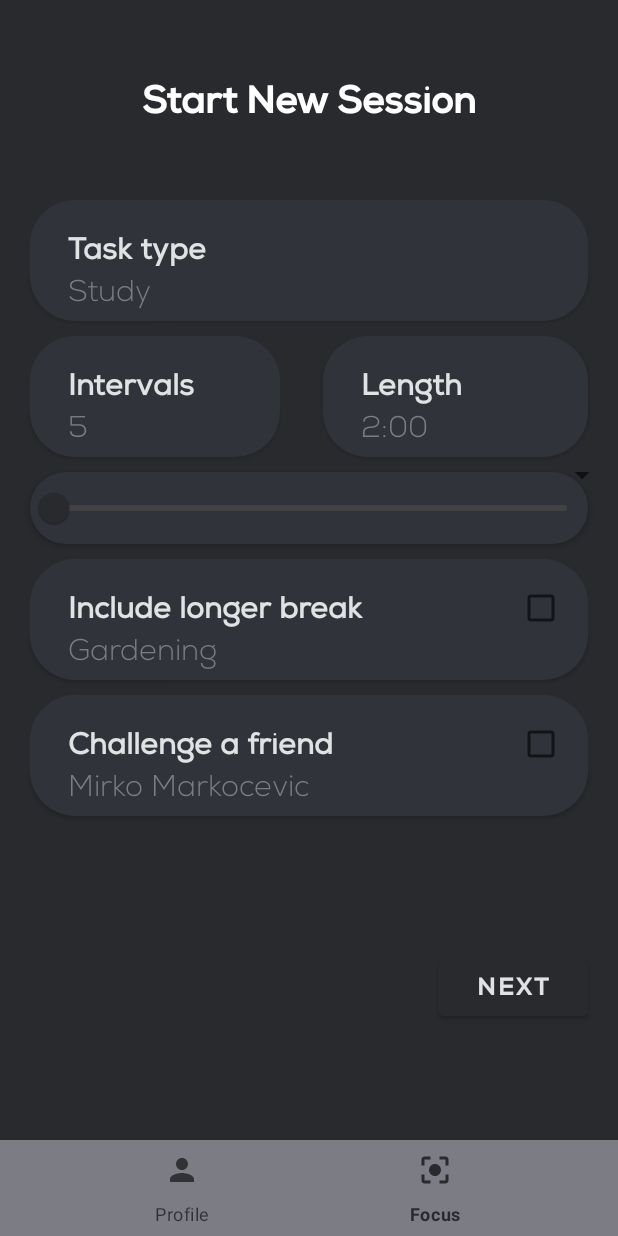
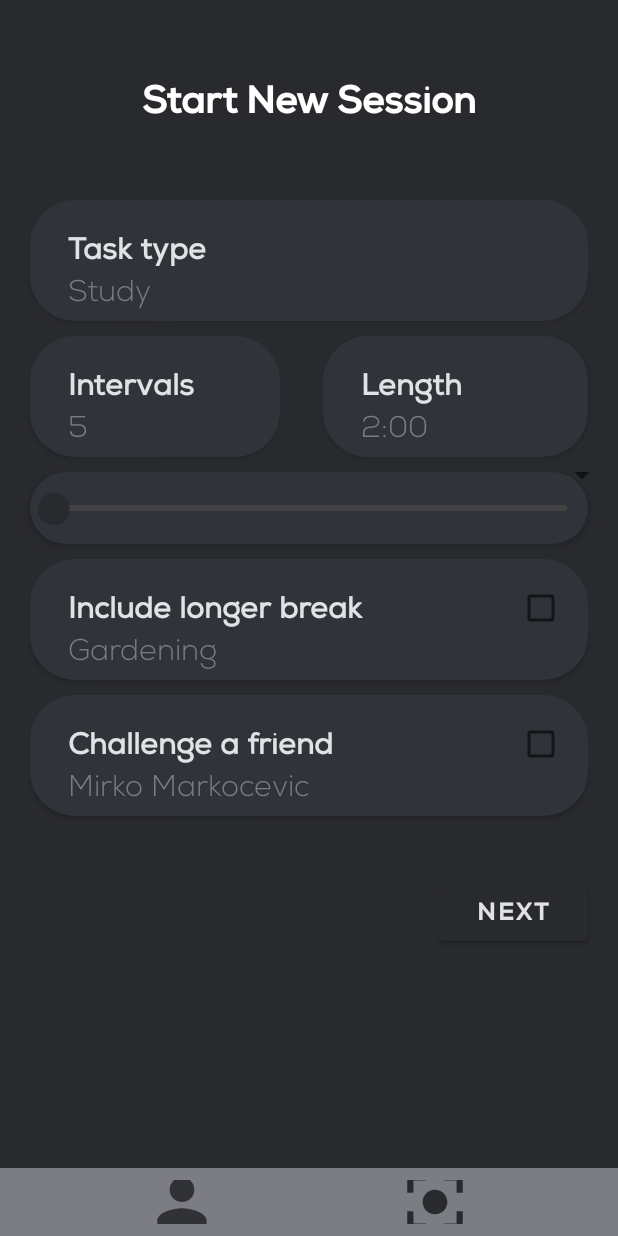
Before and after one commit to saraaleks8/StudyBuddy, an Android app: the screen it shows after launch (FocusActivity), item 2 of the bottom bar chosen, on a phone screen of 412 x 824 dp. Run offline under Robolectric (Android 15) with nearby library versions, the phone set to English and light mode, and no system bars; plain views replace BottomSheetSpinner.

Commit message:
removing label in bottomnav

```diff
--- a/app/src/main/java/si/uni_lj/fe/tnuv/studybuddy/FocusActivity.java
+++ b/app/src/main/java/si/uni_lj/fe/tnuv/studybuddy/FocusActivity.java
@@ -7,6 +7,7 @@ import android.os.Bundle;
 import android.widget.FrameLayout;
 
 import com.google.android.material.bottomnavigation.BottomNavigationView;
+import com.google.android.material.navigation.NavigationBarView;
 
 public class FocusActivity extends AppCompatActivity {
 
@@ -20,6 +21,8 @@ public class FocusActivity extends AppCompatActivity {
         setContentView(R.layout.activity_focus);
         changeFragment(profileFragment);
         BottomNavigationView bottomNav = findViewById(R.id.bottomNavigation);
+        bottomNav.setLabelVisibilityMode(NavigationBarView.LABEL_VISIBILITY_UNLABELED);
+        bottomNav.setItemIconSize(74);
 
         bottomNav.setOnItemSelectedListener(item -> {
             switch (item.getItemId()){
--- a/app/src/main/res/layout/activity_focus.xml
+++ b/app/src/main/res/layout/activity_focus.xml
@@ -17,7 +17,7 @@
     <com.google.android.material.bottomnavigation.BottomNavigationView
         android:id="@+id/bottomNavigation"
         android:layout_width="match_parent"
-        android:layout_height="64dp"
+        android:layout_height="45dp"
         app:layout_constraintBottom_toBottomOf="parent"
         app:menu="@menu/bottom_nav"
         />
--- a/app/src/main/res/layout/child_fragment_new_session.xml
+++ b/app/src/main/res/layout/child_fragment_new_session.xml
@@ -251,12 +251,13 @@
         app:layout_constraintRight_toRightOf="parent"
         app:layout_constraintTop_toBottomOf="@+id/challengeFriendCheckbox" />
 
+    <!--    or a SLIDE icon ???     -->
     <!--    Next Button    -->
     <Button
         android:id="@+id/nextButton"
         android:layout_width="100dp"
         android:layout_height="50dp"
-        android:layout_marginTop="550dp"
+        android:layout_marginTop="500dp"
         android:layout_marginEnd="20dp"
         android:elevation="2dp"
         android:fontFamily="@font/nexa_bold"
--- a/app/src/main/res/menu/bottom_nav.xml
+++ b/app/src/main/res/menu/bottom_nav.xml
@@ -5,9 +5,11 @@
     <item
         android:id="@+id/profileFragment"
         android:title="Profile"
+        app:labelVisibilityMode="unlabeled"
         android:icon="@drawable/ic_baseline_person_24"/>
     <item
         android:id="@+id/focusFragment"
         android:title="Focus"
+        app:labelVisibilityMode="unlabeled"
         android:icon="@drawable/ic_baseline_center_focus_strong_24"/>
 </menu>
```
